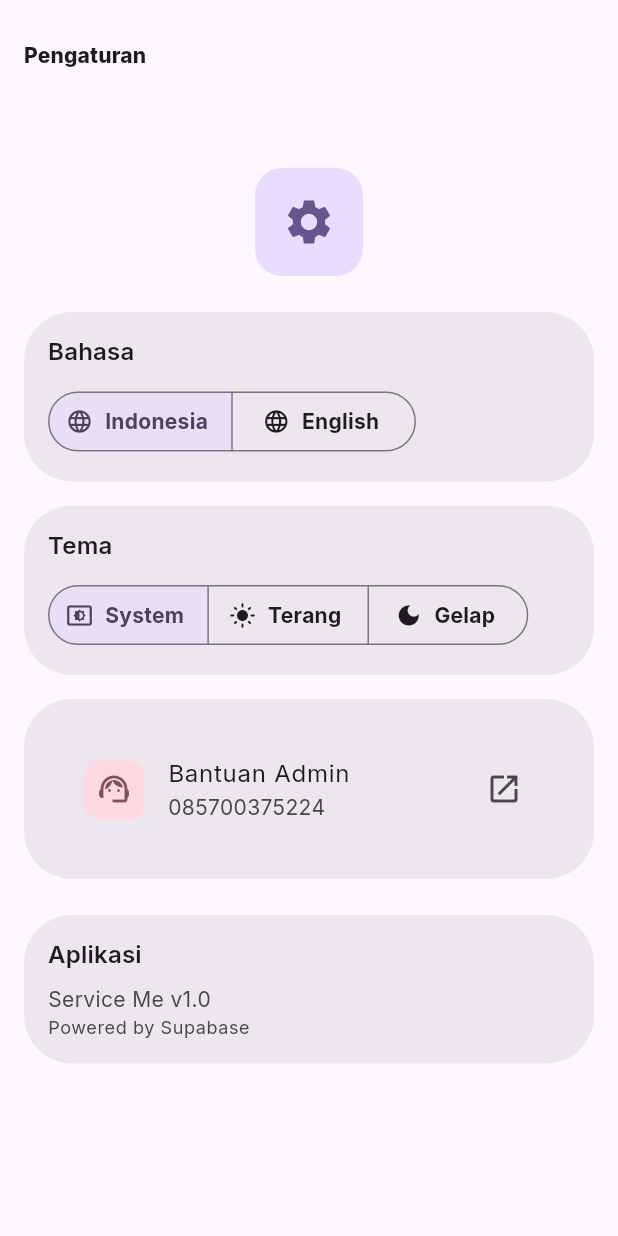
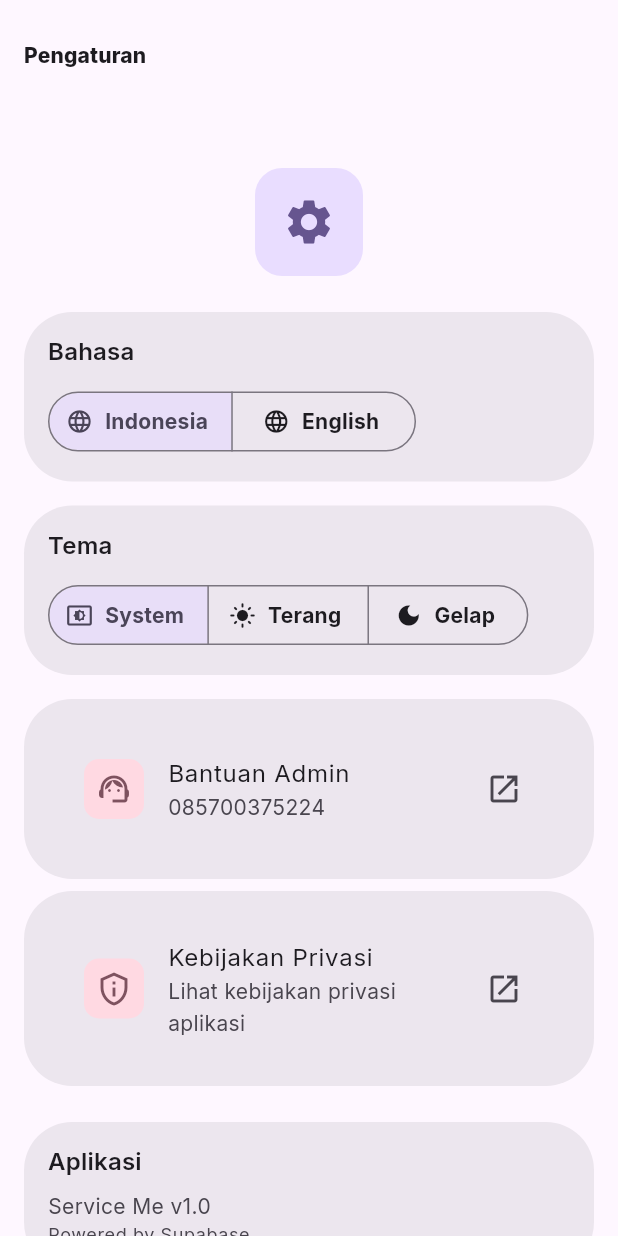
Before and after one commit to fannndi/service-hub, a Flutter app: the SettingsScreen screen opened by its route, on a phone screen of 412 x 824 dp. Run offline on Flutter 3.47's test engine with Material 3 defaults, Android fonts, the phone set to English and light mode, and no system bars; our stand-ins replace flutter_riverpod, go_router, google_fonts, image_picker, shared_preferences, supabase_flutter; missing offline and left inert: m3_expressive; accounts and stored records are empty.

Commit message:
feat: add privacy policy link in settings + create get_home_summary RPC

```diff
--- a/frontend/lib/features/customer/presentation/screens/settings_screen.dart
+++ b/frontend/lib/features/customer/presentation/screens/settings_screen.dart
@@ -78,6 +78,20 @@
             onTap: () => launchUrl(Uri.parse('https://wa.me/6285700375224'), mode: LaunchMode.externalApplication),
           ),
         ),
+        const SizedBox(height: 8),
+        ModernCard(
+          child: ListTile(
+            leading: Container(
+              width: 40, height: 40,
+              decoration: BoxDecoration(color: scheme.tertiaryContainer, borderRadius: BorderRadius.circular(10)),
+              child: Icon(Icons.privacy_tip_outlined, color: scheme.tertiary),
+            ),
+            title: Text('Kebijakan Privasi'),
+            subtitle: Text('Lihat kebijakan privasi aplikasi'),
+            trailing: const Icon(Icons.open_in_new),
+            onTap: () => launchUrl(Uri.parse('https://github.com/fannndi/service-hub/blob/main/PRIVACY_POLICY.md'), mode: LaunchMode.externalApplication),
+          ),
+        ),
         const SizedBox(height: 24),
         ModernCard(
           padding: EdgeInsets.all(AppSpacing.md),
```
